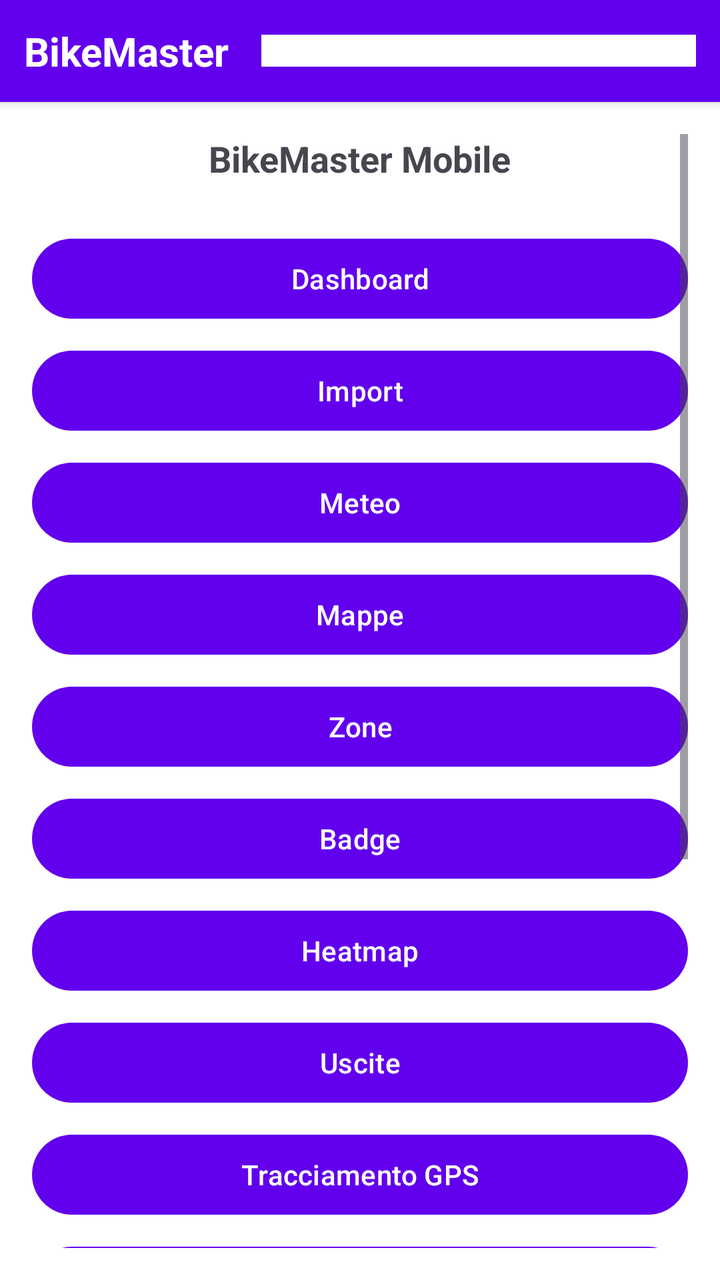
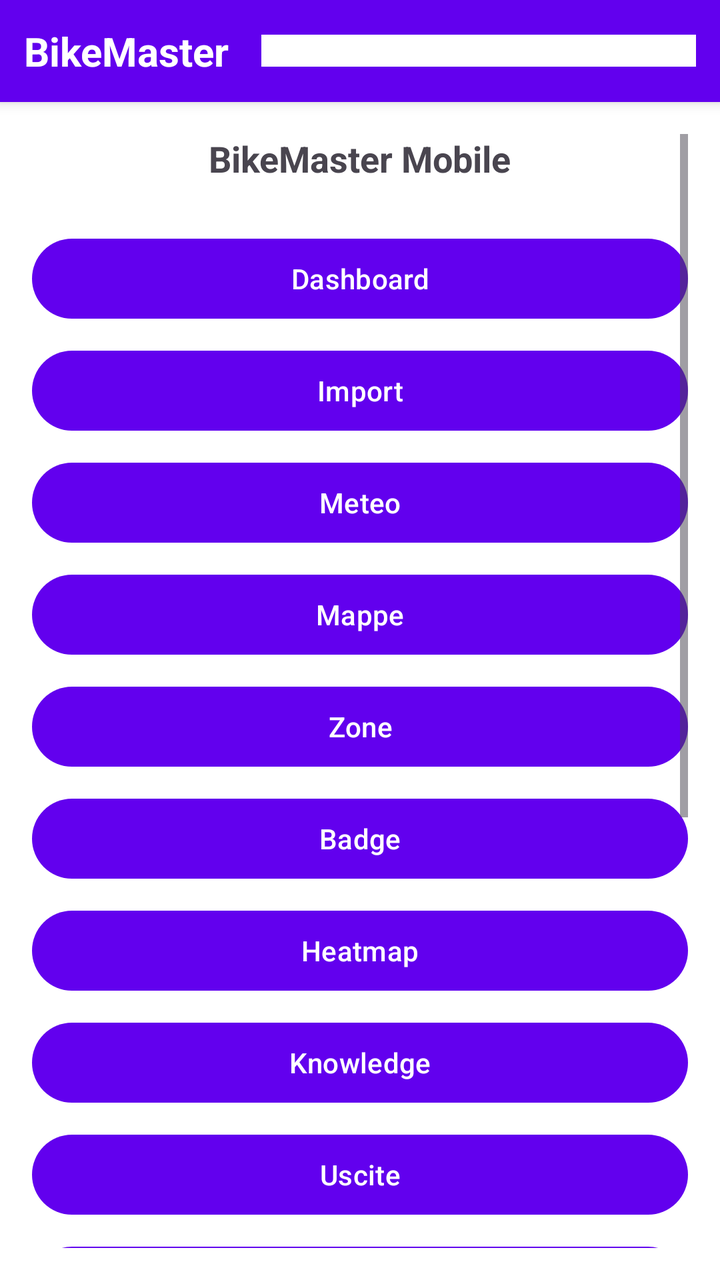

An Android layout rendered at two revisions. The XML below is the earlier revision; the diff shows what the commit changed to produce the second picture.
<!-- AndroidManifest.xml: application theme Theme.BikeMaster -->
<!-- res/layout/activity_main.xml -->
<?xml version="1.0" encoding="utf-8"?>
<LinearLayout xmlns:android="http://schemas.android.com/apk/res/android"
    android:layout_width="match_parent"
    android:layout_height="match_parent"
    android:orientation="vertical"
    android:background="@android:color/white">

    <LinearLayout
        android:layout_width="match_parent"
        android:layout_height="wrap_content"
        android:orientation="horizontal"
        android:gravity="center_vertical"
        android:padding="12dp"
        android:background="?attr/colorPrimary"
        android:elevation="4dp">

        <TextView
            android:layout_width="wrap_content"
            android:layout_height="wrap_content"
            android:text="@string/app_name"
            android:textColor="@android:color/white"
            android:textSize="20sp"
            android:textStyle="bold"
            android:layout_weight="0" />

        <Spinner
            android:id="@+id/nav_spinner"
            android:layout_width="0dp"
            android:layout_height="wrap_content"
            android:layout_marginStart="16dp"
            android:layout_weight="1"
            android:background="@android:color/white"
            android:padding="8dp"
            android:spinnerMode="dropdown" />
    </LinearLayout>

    <ScrollView
        android:layout_width="match_parent"
        android:layout_height="match_parent"
        android:padding="16dp">

        <LinearLayout
            android:layout_width="match_parent"
            android:layout_height="wrap_content"
            android:orientation="vertical"
            android:gravity="center_horizontal">

            <TextView
                android:layout_width="wrap_content"
                android:layout_height="wrap_content"
                android:text="BikeMaster Mobile"
                android:textSize="18sp"
                android:textStyle="bold"
                android:layout_marginBottom="24dp" />

            <Button
                android:id="@+id/btn_dashboard"
                android:layout_width="match_parent"
                android:layout_height="wrap_content"
                android:text="Dashboard"
                android:layout_marginBottom="8dp" />

            <Button
                android:id="@+id/btn_import"
                android:layout_width="match_parent"
                android:layout_height="wrap_content"
                android:text="@string/import_data"
                android:layout_marginBottom="8dp" />

            <Button
                android:id="@+id/btn_weather"
                android:layout_width="match_parent"
                android:layout_height="wrap_content"
                android:text="Meteo"
                android:layout_marginBottom="8dp" />

            <Button
                android:id="@+id/btn_maps"
                android:layout_width="match_parent"
                android:layout_height="wrap_content"
                android:text="@string/maps"
                android:layout_marginBottom="8dp" />

            <Button
                android:id="@+id/btn_zones"
                android:layout_width="match_parent"
                android:layout_height="wrap_content"
                android:text="@string/zones"
                android:layout_marginBottom="8dp" />

            <Button
                android:id="@+id/btn_badges"
                android:layout_width="match_parent"
                android:layout_height="wrap_content"
                android:text="@string/badges"
                android:layout_marginBottom="8dp" />

            <Button
                android:id="@+id/btn_heatmap"
                android:layout_width="match_parent"
                android:layout_height="wrap_content"
                android:text="@string/heatmap"
                android:layout_marginBottom="8dp" />

            <Button
                android:id="@+id/btn_rides"
                android:layout_width="match_parent"
                android:layout_height="wrap_content"
                android:text="@string/rides"
                android:layout_marginBottom="8dp" />

            <Button
                android:id="@+id/btn_tracking"
                android:layout_width="match_parent"
                android:layout_height="wrap_content"
                android:text="@string/tracking"
                android:layout_marginBottom="8dp" />

            <Button
                android:id="@+id/btn_stats"
                android:layout_width="match_parent"
                android:layout_height="wrap_content"
                android:text="@string/statistics"
                android:layout_marginBottom="8dp" />

            <Button
                android:id="@+id/btn_athlete"
                android:layout_width="match_parent"
                android:layout_height="wrap_content"
                android:text="@string/profile"
                android:layout_marginBottom="8dp" />

            <Button
                android:id="@+id/btn_coach"
                android:layout_width="match_parent"
                android:layout_height="wrap_content"
                android:text="@string/coach"
                android:layout_marginBottom="8dp" />

            <Button
                android:id="@+id/btn_calendar"
                android:layout_width="match_parent"
                android:layout_height="wrap_content"
                android:text="@string/calendar"
                android:layout_marginBottom="8dp" />

            <Button
                android:id="@+id/btn_login"
                android:layout_width="match_parent"
                android:layout_height="wrap_content"
                android:text="@string/login"
                android:layout_marginBottom="8dp" />

            <Button
                android:id="@+id/btn_settings"
                android:layout_width="match_parent"
                android:layout_height="wrap_content"
                android:text="@string/settings"
                android:layout_marginBottom="8dp" />

        </LinearLayout>
    </ScrollView>

</LinearLayout>
<!-- resources referenced by this layout -->
<resources>
  <string name="app_name">BikeMaster</string>
  <string name="badges">Badge</string>
  <string name="calendar">Calendario</string>
  <string name="coach">AI Coach</string>
  <string name="heatmap">Heatmap</string>
  <string name="import_data">Import</string>
  <string name="login">Login</string>
  <string name="maps">Mappe</string>
  <string name="profile">Profilo atleta</string>
  <string name="rides">Uscite</string>
  <string name="settings">Impostazioni</string>
  <string name="statistics">Statistiche</string>
  <string name="tracking">Tracciamento GPS</string>
  <string name="zones">Zone</string>
  <style name="Theme.BikeMaster" parent="Base.Theme.BikeMaster" />
  <style name="Base.Theme.BikeMaster" parent="Theme.Material3.DayNight.NoActionBar">
          <item name="colorPrimary">@color/purple_500</item>
          <item name="colorPrimaryVariant">@color/purple_700</item>
          <item name="colorOnPrimary">@color/white</item>
          <item name="colorSecondary">@color/teal_200</item>
          <item name="colorSecondaryVariant">@color/teal_700</item>
          <item name="android:statusBarColor" tools:targetApi="l">?attr/colorPrimaryVariant</item>
      </style>
  <color name="purple_500">#FF6200EE</color>
  <color name="purple_700">#FF3700B3</color>
  <color name="white">#FFFFFFFF</color>
  <color name="teal_200">#FF03DAC5</color>
  <color name="teal_700">#FF018786</color>
</resources>

<!-- the commit's change to res/layout/activity_main.xml (unified diff, before → after) -->
@@ -103,6 +103,13 @@
                 android:layout_marginBottom="8dp" />
 
             <Button
+                android:id="@+id/btn_knowledge"
+                android:layout_width="match_parent"
+                android:layout_height="wrap_content"
+                android:text="@string/knowledge"
+                android:layout_marginBottom="8dp" />
+
+            <Button
                 android:id="@+id/btn_rides"
                 android:layout_width="match_parent"
                 android:layout_height="wrap_content"
<!-- resource entries referenced after the edit -->
@@ -6,6 +6,7 @@
   <string name="coach">AI Coach</string>
   <string name="heatmap">Heatmap</string>
   <string name="import_data">Import</string>
+  <string name="knowledge">Knowledge</string>
   <string name="login">Login</string>
   <string name="maps">Mappe</string>
   <string name="profile">Profilo atleta</string>
